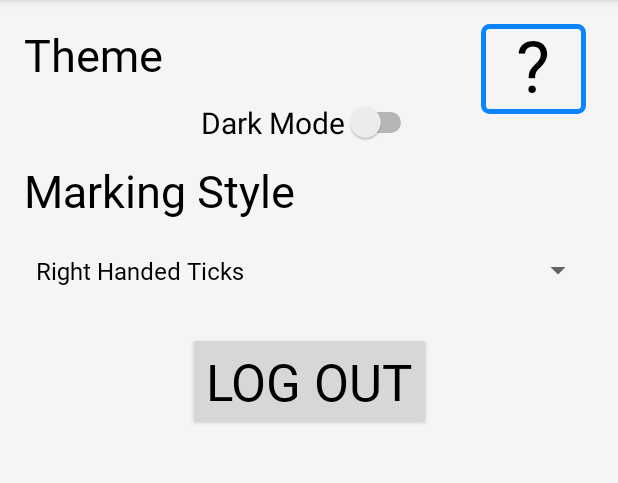
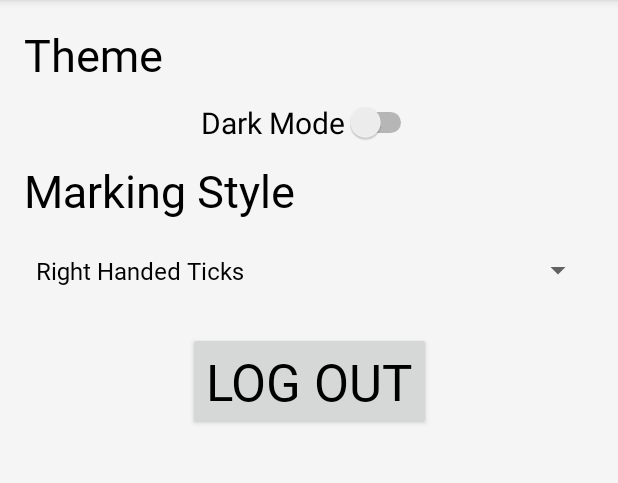
Before and after one commit to JoshP279/AndroidMAAT, an Android app: the MainActivity screen opened directly, with no data from a screen before it, in the side drawer, after a tap on "Settings", on a phone screen of 412 x 824 dp, the part 84-567 px from its top. Run offline under Robolectric (Android 15) with nearby library versions, the phone set to English and light mode, and no system bars.

Commit message:
2024/10/08

```diff
--- a/radaeepdfmaster/src/main/java/com/radaee/activities/MainActivity.kt
+++ b/radaeepdfmaster/src/main/java/com/radaee/activities/MainActivity.kt
@@ -61,7 +61,7 @@ class MainActivity : AppCompatActivity() {
                     alertDialog.setMessage(R.string.view_website_msg)
                     alertDialog.setPositiveButton(R.string.confirm) { dialog, which ->
                         val intent = android.content.Intent(android.content.Intent.ACTION_VIEW)
-                        intent.data = android.net.Uri.parse("https://15sdgt4p-4200.euw.devtunnels.ms")
+                        intent.data = android.net.Uri.parse("http://10.0.0.107:4200/login")
                         startActivity(intent)
                     }
 
--- a/radaeepdfmaster/src/main/java/com/radaee/objects/RetrofitClient.kt
+++ b/radaeepdfmaster/src/main/java/com/radaee/objects/RetrofitClient.kt
@@ -45,7 +45,7 @@ object RetrofitClient{
      * YOU MUST CHANGE THE IP ADDRESS TO THE IP ADDRESS THAT THE SERVER AND THE DEVICE IS CONNECTED TO IN ORDER TO WORK
      * DO NOT CHANGE PORT NUMBER, ONLY THE IP ADDRESS
      */
-    private const val BASE_URL = "http://10.0.0.107:3000"
+    private const val BASE_URL = "http://10.0.0.107:8080"
     val api: API by lazy {//
         Retrofit.Builder()
             .baseUrl(BASE_URL)
@@ -80,9 +80,12 @@ object RetrofitClient{
                         SharedPref.saveBoolean(context,"OFFLINE_MODE",false)
                         context.startActivity(intent)
                         (context as LogInActivity).finish()
+                    }else{
+                        SnackbarUtil.showErrorSnackBar(rootView, context.getString(R.string.invalid_username_or_password), context)
                     }
-                } else {
-                    SnackbarUtil.showErrorSnackBar(rootView, context.getString(R.string.invalid_username_or_password), context)
+                }
+                else {
+                    SnackbarUtil.showErrorSnackBar(rootView, context.getString(R.string.server_connect_fail), context)
                 }
             }
             override fun onFailure(call: Call<LogInResponse>, t: Throwable) {
--- a/radaeepdfmaster/src/main/res/layout/fragment_settings.xml
+++ b/radaeepdfmaster/src/main/res/layout/fragment_settings.xml
@@ -6,18 +6,6 @@
     android:layout_height="match_parent"
     android:padding="16dp">
 
-    <TextView
-        android:id="@+id/settingsHelper"
-        android:layout_width="70dp"
-        android:layout_height="60sp"
-        android:layout_marginEnd="5dp"
-        android:background="@drawable/border"
-        android:gravity="center"
-        android:includeFontPadding="false"
-        android:text="\?"
-        android:textSize="48sp"
-        app:layout_constraintEnd_toEndOf="parent"
-        app:layout_constraintTop_toTopOf="parent" />
     <TextView
         android:id="@+id/theme_title"
         android:layout_width="wrap_content"
--- a/radaeepdfmaster/src/main/res/values/strings.xml
+++ b/radaeepdfmaster/src/main/res/values/strings.xml
@@ -190,4 +190,6 @@
     <string name="pdfhelper_message">This section allows you to mark submissions. If you are unsure about any of the actions in the stylus toolbar, simply click and hold on a button to see its function. You can also resize the middle bar to adjust the view between the submission and the memorandum according to your preference.</string>
     <string name="view_website">View Website</string>
     <string name="view_website_msg">Are you sure you want to visit the website? (This will open the website in a browser)</string>
+    <string name="permission_required_title">Application Permissions Denied</string>
+    <string name="permission_required_message">This application requires various permissions to function. Please accept them in order to use the application.</string>
 </resources>
```
Also changed, not shown: radaeepdfmaster/src/main/java/com/radaee/activities/LogInActivity.kt (+36 -20 lines), radaeepdfmaster/src/main/java/com/radaee/activities/PDFReaderActivity.java (+30 -5 lines).
